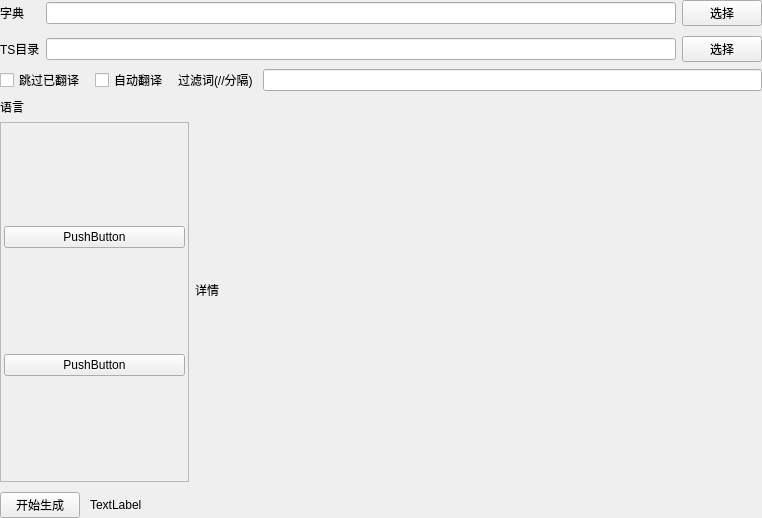
Old version of the form TsFileEdit/tsfileedit.ui in the repository ivo-ou/TranslateToolBox.
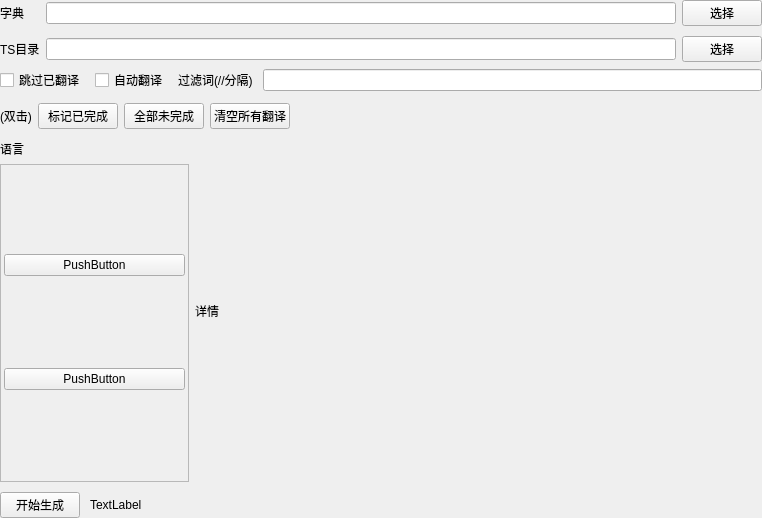
New version of the form.

Commit message: 新增TS文件批量标记与清空功能

Patch:
```diff
--- a/TsFileEdit/tsfileedit.ui
+++ b/TsFileEdit/tsfileedit.ui
@@ -174,6 +174,71 @@
         </layout>
        </widget>
       </item>
+      <item>
+       <widget class="QWidget" name="widget_2" native="true">
+        <property name="minimumSize">
+         <size>
+          <width>0</width>
+          <height>0</height>
+         </size>
+        </property>
+        <layout class="QHBoxLayout" name="horizontalLayout_2">
+         <property name="leftMargin">
+          <number>0</number>
+         </property>
+         <property name="topMargin">
+          <number>5</number>
+         </property>
+         <property name="rightMargin">
+          <number>0</number>
+         </property>
+         <property name="bottomMargin">
+          <number>5</number>
+         </property>
+         <item>
+          <widget class="QLabel" name="label_2">
+           <property name="text">
+            <string>(双击)</string>
+           </property>
+          </widget>
+         </item>
+         <item>
+          <widget class="QPushButton" name="pushButton_mark_allDone">
+           <property name="text">
+            <string>标记已完成</string>
+           </property>
+          </widget>
+         </item>
+         <item>
+          <widget class="QPushButton" name="pushButton_mark_allUndone">
+           <property name="text">
+            <string>全部未完成</string>
+           </property>
+          </widget>
+         </item>
+         <item>
+          <widget class="QPushButton" name="pushButton_clean_allT">
+           <property name="text">
+            <string>清空所有翻译</string>
+           </property>
+          </widget>
+         </item>
+         <item>
+          <spacer name="horizontalSpacer">
+           <property name="orientation">
+            <enum>Qt::Horizontal</enum>
+           </property>
+           <property name="sizeHint" stdset="0">
+            <size>
+             <width>438</width>
+             <height>20</height>
+            </size>
+           </property>
+          </spacer>
+         </item>
+        </layout>
+       </widget>
+      </item>
       <item>
        <widget class="QWidget" name="widget_6" native="true">
         <layout class="QHBoxLayout" name="horizontalLayout_4" stretch="1,3">
@@ -225,7 +290,7 @@
                  <x>0</x>
                  <y>0</y>
                  <width>187</width>
-                 <height>377</height>
+                 <height>338</height>
                 </rect>
                </property>
                <layout class="QVBoxLayout" name="verticalLayout_lang_btn">
```
The commit also changes 2 other files.
